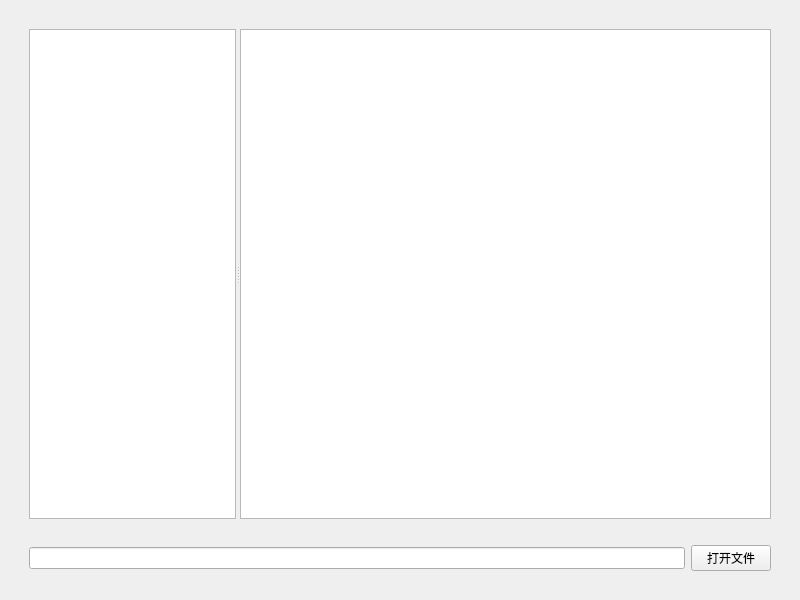
This is mainwindow.ui in ksvc/MediaParser as Qt 5 draws it before an edit. The edited form follows.
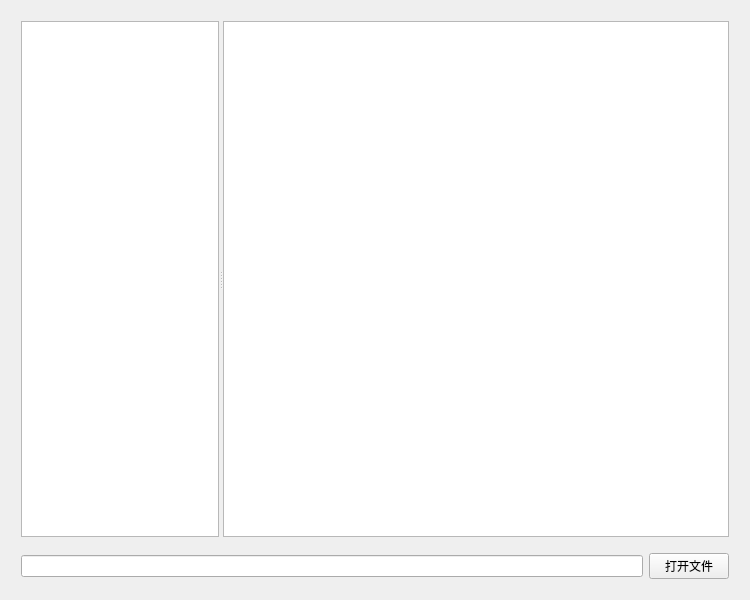
This is the edited form.

```diff
--- a/mainwindow.ui
+++ b/mainwindow.ui
@@ -6,7 +6,7 @@
    <rect>
     <x>0</x>
     <y>0</y>
-    <width>800</width>
+    <width>750</width>
     <height>600</height>
    </rect>
   </property>
@@ -18,16 +18,16 @@
     <item row="0" column="0">
      <layout class="QVBoxLayout" name="verticalLayout">
       <property name="leftMargin">
-       <number>20</number>
+       <number>10</number>
       </property>
       <property name="topMargin">
-       <number>20</number>
+       <number>10</number>
       </property>
       <property name="rightMargin">
-       <number>20</number>
+       <number>10</number>
       </property>
       <property name="bottomMargin">
-       <number>20</number>
+       <number>10</number>
       </property>
       <item>
        <widget class="QSplitter" name="splitter">
@@ -47,7 +47,11 @@
           </property>
          </column>
         </widget>
-        <widget class="QTextEdit" name="hexView"/>
+        <widget class="QTextEdit" name="hexView">
+         <property name="readOnly">
+          <bool>true</bool>
+         </property>
+        </widget>
        </widget>
       </item>
       <item>
@@ -56,7 +60,7 @@
          <number>0</number>
         </property>
         <property name="topMargin">
-         <number>20</number>
+         <number>10</number>
         </property>
         <property name="rightMargin">
          <number>0</number>
@@ -65,7 +69,11 @@
          <number>0</number>
         </property>
         <item>
-         <widget class="QLineEdit" name="filePathEdit"/>
+         <widget class="QLineEdit" name="filePathEdit">
+          <property name="readOnly">
+           <bool>true</bool>
+          </property>
+         </widget>
         </item>
         <item>
          <widget class="QPushButton" name="openButton">
@@ -81,6 +89,13 @@
    </layout>
   </widget>
  </widget>
+ <layoutdefault spacing="6" margin="11"/>
+ <tabstops>
+  <tabstop>openButton</tabstop>
+  <tabstop>filePathEdit</tabstop>
+  <tabstop>structTree</tabstop>
+  <tabstop>hexView</tabstop>
+ </tabstops>
  <resources/>
  <connections/>
 </ui>
```
